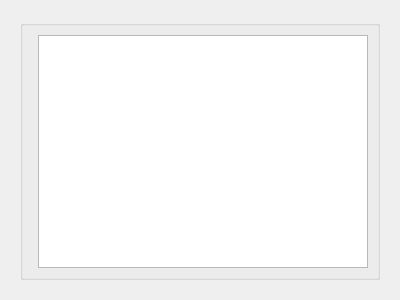
First picture: the form in src/DGLGui/ui/dglstateview.ui, repository scygan/debugler, before the edit.
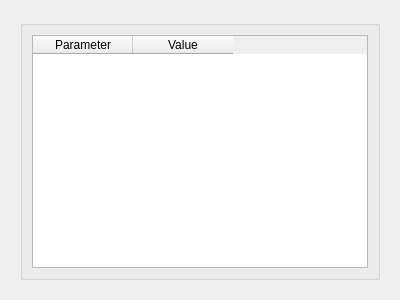
Second picture: the form after the edit.

The edit to the form file:
```diff
--- a/src/DGLGui/ui/dglstateview.ui
+++ b/src/DGLGui/ui/dglstateview.ui
@@ -16,18 +16,41 @@
   <layout class="QVBoxLayout" name="verticalLayout">
    <item>
     <widget class="QFrame" name="frame">
-     <layout class="QVBoxLayout" name="verticalLayout_2">
+     <layout class="QHBoxLayout" name="horizontalLayout">
       <item>
        <widget class="QGroupBox" name="groupBox">
         <property name="title">
          <string/>
         </property>
-        <layout class="QFormLayout" name="formLayout">
-         <property name="fieldGrowthPolicy">
-          <enum>QFormLayout::AllNonFixedFieldsGrow</enum>
-         </property>
-         <item row="0" column="1">
-          <widget class="QTableWidget" name="tableWidget"/>
+        <layout class="QVBoxLayout" name="verticalLayout_2">
+         <item>
+          <widget class="QTableWidget" name="tableWidget">
+           <property name="rowCount">
+            <number>0</number>
+           </property>
+           <property name="columnCount">
+            <number>2</number>
+           </property>
+           <attribute name="horizontalHeaderMinimumSectionSize">
+            <number>37</number>
+           </attribute>
+           <attribute name="horizontalHeaderStretchLastSection">
+            <bool>false</bool>
+           </attribute>
+           <attribute name="verticalHeaderVisible">
+            <bool>false</bool>
+           </attribute>
+           <column>
+            <property name="text">
+             <string>Parameter</string>
+            </property>
+           </column>
+           <column>
+            <property name="text">
+             <string>Value</string>
+            </property>
+           </column>
+          </widget>
          </item>
         </layout>
        </widget>
```
